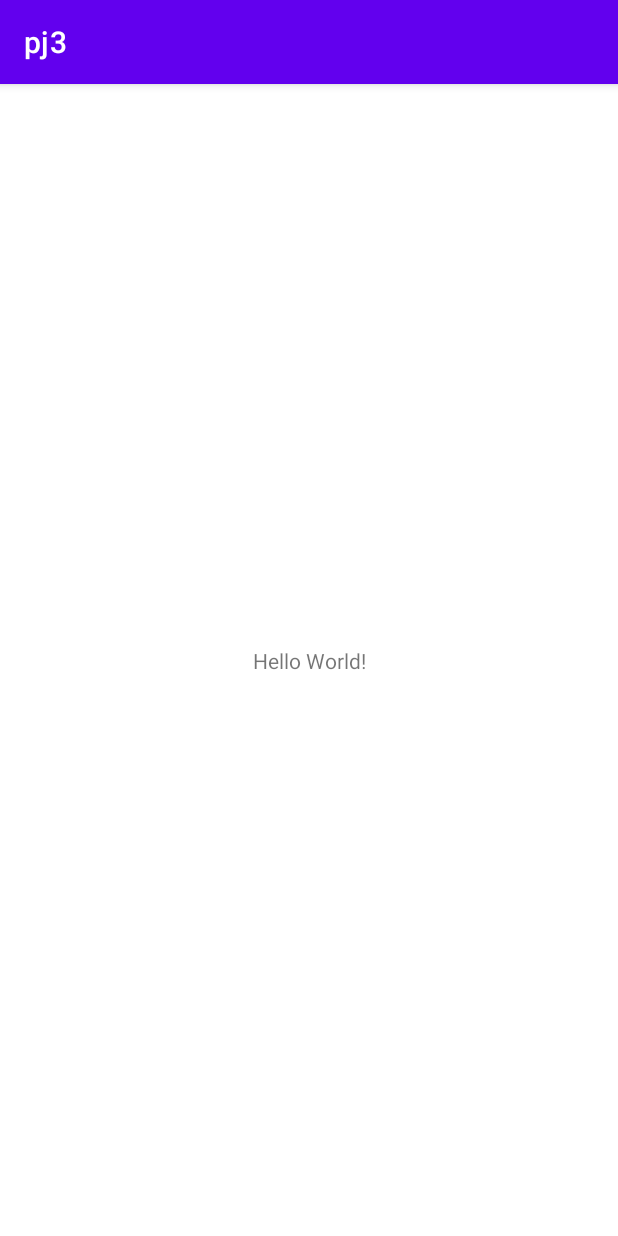
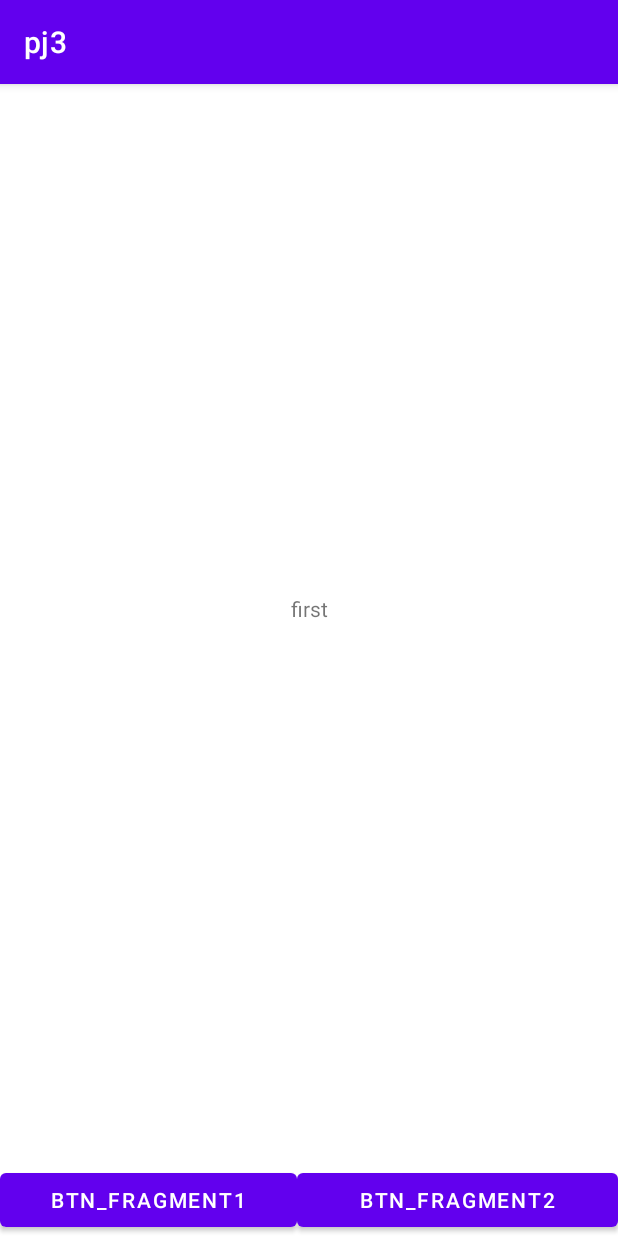
Before and after one commit to JWdori/umc_app, an Android app: the screen it shows after launch (MainActivity), on a phone screen of 412 x 824 dp. Run offline under Robolectric (Android 15) with nearby library versions, the phone set to English and light mode, and no system bars.

Commit message:
3주차실습

```diff
--- a/pj3/app/build.gradle
+++ b/pj3/app/build.gradle
@@ -29,6 +29,9 @@ android {
     kotlinOptions {
         jvmTarget = '1.8'
     }
+    viewBinding{
+        enabled true
+    }
 }
 
 dependencies {
--- a/pj3/app/src/main/AndroidManifest.xml
+++ b/pj3/app/src/main/AndroidManifest.xml
@@ -14,6 +14,9 @@
         android:theme="@style/Theme.Pj3"
         tools:targetApi="31">
         <activity
+            android:name=".SecondActivity"
+            android:exported="false" />
+        <activity
             android:name=".MainActivity"
             android:exported="true">
             <intent-filter>
--- /dev/null
+++ b/pj3/app/src/main/java/com/example/pj3/FirstFragment.kt
@@ -0,0 +1,21 @@
+package com.example.pj3
+
+import android.os.Bundle
+import android.view.LayoutInflater
+import android.view.View
+import android.view.ViewGroup
+import androidx.fragment.app.Fragment
+import com.example.pj3.databinding.FragmentFirstBinding
+
+class FirstFragment: Fragment() {
+    private lateinit var viewBinding: FragmentFirstBinding
+
+    override fun onCreateView(
+        inflater: LayoutInflater,
+        container: ViewGroup?,
+        savedInstanceState: Bundle?
+    ): View? {
+        viewBinding = FragmentFirstBinding.inflate(layoutInflater)
+        return viewBinding.root
+    }
+}
--- a/pj3/app/src/main/java/com/example/pj3/MainActivity.kt
+++ b/pj3/app/src/main/java/com/example/pj3/MainActivity.kt
@@ -1,11 +1,31 @@
 package com.example.pj3
 
+import android.app.appsearch.AppSearchManager
+import android.content.Intent
 import androidx.appcompat.app.AppCompatActivity
 import android.os.Bundle
+import com.example.pj3.databinding.ActivityMainBinding
 
 class MainActivity : AppCompatActivity() {
+    private lateinit var viewBinding: ActivityMainBinding
     override fun onCreate(savedInstanceState: Bundle?) {
         super.onCreate(savedInstanceState)
-        setContentView(R.layout.activity_main)
+        viewBinding = ActivityMainBinding.inflate(layoutInflater)
+        setContentView(viewBinding.root)
+             supportFragmentManager.beginTransaction().replace(viewBinding.framFragment.id,FirstFragment()).commitAllowingStateLoss()
+
+        viewBinding.btnFragment1.setOnClickListener{
+            supportFragmentManager
+                .beginTransaction()
+                .replace(viewBinding.framFragment.id,FirstFragment())
+                .commitAllowingStateLoss()
+        }
+        viewBinding.btnFragment2.setOnClickListener{
+            supportFragmentManager
+                .beginTransaction()
+                .replace(viewBinding.framFragment.id,SecondFragment())
+                .commitAllowingStateLoss()
+        }
+
+        }
     }
-}
--- a/pj3/app/src/main/res/layout/activity_main.xml
+++ b/pj3/app/src/main/res/layout/activity_main.xml
@@ -6,13 +6,38 @@
     android:layout_height="match_parent"
     tools:context=".MainActivity">
 
-    <TextView
-        android:layout_width="wrap_content"
+    <FrameLayout
+        android:id="@+id/fram_fragment"
+        android:layout_width="0dp"
+        android:layout_height="0dp"
+        app:layout_constraintBottom_toTopOf="@+id/linearLayout2"
+        app:layout_constraintEnd_toEndOf="parent"
+        app:layout_constraintStart_toStartOf="parent"
+        app:layout_constraintTop_toTopOf="parent">
+
+    </FrameLayout>
+
+    <LinearLayout
+        android:id="@+id/linearLayout2"
+        android:layout_width="0dp"
         android:layout_height="wrap_content"
-        android:text="Hello World!"
+        android:orientation="horizontal"
         app:layout_constraintBottom_toBottomOf="parent"
         app:layout_constraintEnd_toEndOf="parent"
-        app:layout_constraintStart_toStartOf="parent"
-        app:layout_constraintTop_toTopOf="parent" />
+        app:layout_constraintStart_toStartOf="parent" >
+
+        <Button
+            android:id="@+id/btn_fragment1"
+            android:layout_width="198dp"
+            android:layout_height="wrap_content"
+            android:text="btn_fragment1" />
+
+        <Button
+            android:id="@+id/btn_fragment2"
+            android:layout_width="wrap_content"
+            android:layout_height="wrap_content"
+            android:layout_weight="1"
+            android:text="btn_fragment2" />
+    </LinearLayout>
 
 </androidx.constraintlayout.widget.ConstraintLayout>
--- /dev/null
+++ b/pj3/app/src/main/res/layout/fragment_first.xml
@@ -0,0 +1,18 @@
+<?xml version="1.0" encoding="utf-8"?>
+<androidx.constraintlayout.widget.ConstraintLayout xmlns:android="http://schemas.android.com/apk/res/android"
+    xmlns:app="http://schemas.android.com/apk/res-auto"
+    xmlns:tools="http://schemas.android.com/tools"
+    android:layout_width="match_parent"
+    android:layout_height="match_parent">
+
+    <TextView
+        android:id="@+id/textView"
+        android:layout_width="wrap_content"
+        android:layout_height="wrap_content"
+        android:text="first"
+        app:layout_constraintBottom_toBottomOf="parent"
+        app:layout_constraintEnd_toEndOf="parent"
+        app:layout_constraintStart_toStartOf="parent"
+        app:layout_constraintTop_toTopOf="parent"
+        app:layout_constraintVertical_bias="0.485" />
+</androidx.constraintlayout.widget.ConstraintLayout>
```
Also changed, not shown: pj3/app/src/main/java/com/example/pj3/SecondActivity.kt (added, +22 -0 lines), pj3/app/src/main/java/com/example/pj3/SecondFragment.kt (added, +21 -0 lines), pj3/app/src/main/res/layout/activity_second.xml (added, +16 -0 lines), pj3/app/src/main/res/layout/fragment_second.xml (added, +18 -0 lines).
